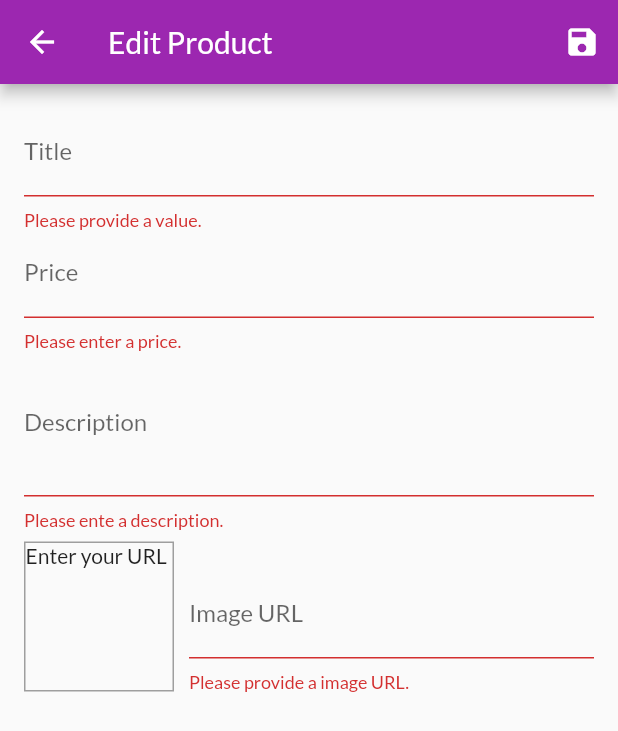
After one commit to Brijesh-Saw/my_shop, a Flutter app: the EditProductScreen screen opened by its route, after a tap on the "save" icon, on a phone screen of 412 x 824 dp. The commit adds this screen. Shown: the top 731 px of the screen. Run offline on Flutter 3.47's test engine with Material 2 defaults, Android fonts, the phone set to English and light mode, and no system bars; network calls fail.

Commit message:
initial commit

```diff
--- a/lib/providers/products.dart
+++ b/lib/providers/products.dart
@@ -64,8 +64,32 @@ class Products with ChangeNotifier {
   //   notifyListeners();
   // }
 
-  void addProduct() {
+  void addProduct(Product product) {
     // _items.add(value);
+    final newProduct = Product(
+      id: DateTime.now().toString(),
+      title: product.title,
+      description: product.description,
+      price: product.price,
+      imageUrl: product.imageUrl,
+    );
+    _items.add(newProduct);
+    // _items.insert(0, newProduct);            to add at the begining
+    notifyListeners();
+  }
+
+  void updateProduct(String id, Product product) {
+    final prodIndex = _items.indexWhere((prod) => prod.id == id);
+    if (prodIndex >= 0) {
+      _items[prodIndex] = product;
+      notifyListeners();
+    } else {
+      print("......");
+    }
+  }
+
+  void deleteProduct(String id) {
+    _items.removeWhere((product) => product.id == id);
     notifyListeners();
   }
 }
--- /dev/null
+++ b/lib/screens/edit_product_screen.dart
@@ -0,0 +1,267 @@
+import 'package:flutter/material.dart';
+import 'package:my_shop/providers/product.dart';
+import 'package:my_shop/providers/products.dart';
+import 'package:provider/provider.dart';
+
+class EditProductScreen extends StatefulWidget {
+  static const routeName = '/edit-product';
+  @override
+  _EditProductScreenState createState() => _EditProductScreenState();
+}
+
+class _EditProductScreenState extends State<EditProductScreen> {
+  final _priceFocusNode = FocusNode();
+  final _descriptionFocusNode = FocusNode();
+  final _imageUrlController = TextEditingController();
+  final _imageUrlFocusNode = FocusNode();
+  final _form = GlobalKey<FormState>();
+  var _editedProduct = Product(
+    id: null,
+    title: '',
+    description: '',
+    price: 0,
+    imageUrl: '',
+  );
+  var _initValues = {
+    'title': '',
+    'description': '',
+    'price': '',
+    'imageUrl': ''
+  };
+  var _isInit = true;
+
+  @override
+  void initState() {
+    _imageUrlFocusNode.addListener(_updateImageUrl);
+    super.initState();
+  }
+
+  @override
+  void didChangeDependencies() {
+    if (_isInit) {
+      final productId = ModalRoute.of(context).settings.arguments as String;
+      if (productId != null) {
+        _editedProduct =
+            Provider.of<Products>(context, listen: false).findById(productId);
+        _initValues = {
+          'title': _editedProduct.title,
+          'description': _editedProduct.description,
+          'price': _editedProduct.price.toString(),
+          // 'imageUrl': _editedProduct.imageUrl,
+          'imageUrl': ''
+        };
+        _imageUrlController.text = _editedProduct.imageUrl;
+      }
+    }
+    _isInit = false;
+    super.didChangeDependencies();
+  }
+
+  @override
+  void dispose() {
+    _imageUrlFocusNode.removeListener(_updateImageUrl);
+    _priceFocusNode.dispose();
+    _descriptionFocusNode.dispose();
+    _imageUrlController.dispose();
+    _imageUrlFocusNode.dispose();
+    super.dispose();
+  }
+
+  void _updateImageUrl() {
+    if (!_imageUrlFocusNode.hasFocus) {
+      if ((!_imageUrlController.text.startsWith('http') &&
+              !_imageUrlController.text.startsWith('https')) ||
+          (!_imageUrlController.text.endsWith('.png') &&
+              !_imageUrlController.text.endsWith('.jpg') &&
+              !_imageUrlController.text.endsWith('.jpeg'))) {
+        return;
+      }
+      setState(() {});
+    }
+  }
+
+  void _saveForm() {
+    final isValid = _form.currentState.validate();
+    if (isValid) {
+      _form.currentState.save();
+      if (_editedProduct.id != null) {
+        Provider.of<Products>(context, listen: false)
+            .updateProduct(_editedProduct.id, _editedProduct);
+      } else {
+        Provider.of<Products>(context, listen: false)
+            .addProduct(_editedProduct);
+      }
+      Navigator.of(context).pop();
+    }
+  }
+
+  @override
+  Widget build(BuildContext context) {
+    return Scaffold(
+      appBar: AppBar(
+        title: Text("Edit Product"),
+        actions: <Widget>[
+          IconButton(
+            icon: Icon(Icons.save),
+            onPressed: _saveForm,
+          )
+        ],
+      ),
+      body: Padding(
+        padding: const EdgeInsets.all(16.0),
+        child: Form(
+          key: _form,
+          child: ListView(
+            children: <Widget>[
+              TextFormField(
+                initialValue: _initValues['title'],
+                decoration: InputDecoration(labelText: 'Title'),
+                textInputAction: TextInputAction.next,
+                onFieldSubmitted: (_) {
+                  FocusScope.of(context).requestFocus(_priceFocusNode);
+                },
+                validator: (value) {
+                  if (value.isEmpty) {
+                    return "Please provide a value.";
+                  }
+                  return null;
+                },
+                onSaved: (value) {
+                  _editedProduct = Product(
+                    id: _editedProduct.id,
+                    title: value,
+                    description: _editedProduct.description,
+                    price: _editedProduct.price,
+                    imageUrl: _editedProduct.imageUrl,
+                    isFavorite: _editedProduct.isFavorite,
+                  );
+                },
+              ),
+              TextFormField(
+                initialValue: _initValues['price'],
+                decoration: InputDecoration(labelText: 'Price'),
+                textInputAction: TextInputAction.next,
+                keyboardType: TextInputType.number,
+                focusNode: _priceFocusNode,
+                onFieldSubmitted: (_) {
+                  FocusScope.of(context).requestFocus(_descriptionFocusNode);
+                },
+                validator: (value) {
+                  if (value.isEmpty) {
+                    return "Please enter a price.";
+                  }
+                  if (double.tryParse(value) == null) {
+                    return "Please enter a valid price.";
+                  }
+                  if (double.tryParse(value) <= 0) {
+                    return "Please enter a number greater zero.";
+                  }
+                  return null;
+                },
+                onSaved: (value) {
+                  _editedProduct = Product(
+                    id: _editedProduct.id,
+                    title: _editedProduct.title,
+                    description: _editedProduct.description,
+                    price: double.parse(value),
+                    imageUrl: _editedProduct.imageUrl,
+                    isFavorite: _editedProduct.isFavorite,
+                  );
+                },
+              ),
+              TextFormField(
+                initialValue: _initValues['description'],
+                decoration: InputDecoration(labelText: 'Description'),
+                maxLines: 3,
+                keyboardType: TextInputType.multiline,
+                focusNode: _descriptionFocusNode,
+                validator: (value) {
+                  if (value.isEmpty) {
+                    return "Please ente a description.";
+                  }
+                  if (value.length < 20) {
+                    return "Description should be at least 20 characters long.";
+                  }
+                  return null;
+                },
+                onSaved: (value) {
+                  _editedProduct = Product(
+                    id: _editedProduct.id,
+                    title: _editedProduct.title,
+                    description: value,
+                    price: _editedProduct.price,
+                    imageUrl: _editedProduct.imageUrl,
+                    isFavorite: _editedProduct.isFavorite,
+                  );
+                },
+              ),
+              Row(
+                crossAxisAlignment: CrossAxisAlignment.end,
+                children: <Widget>[
+                  Container(
+                    width: 100,
+                    height: 100,
+                    margin: EdgeInsets.only(top: 8, right: 10),
+                    decoration: BoxDecoration(
+                      border: Border.all(
+                        width: 1,
+                        color: Colors.grey,
+                      ),
+                    ),
+                    child: _imageUrlController.text.isEmpty
+                        ? Text(
+                            'Enter your URL',
+                          )
+                        : FittedBox(
+                            child: Image.network(
+                              _imageUrlController.text,
+                              fit: BoxFit.cover,
+                            ),
+                          ),
+                  ),
+                  Expanded(
+                    child: TextFormField(
+                      decoration: InputDecoration(labelText: 'Image URL'),
+                      keyboardType: TextInputType.url,
+                      textInputAction: TextInputAction.done,
+                      controller: _imageUrlController,
+                      focusNode: _imageUrlFocusNode,
+                      onFieldSubmitted: (_) {
+                        _saveForm();
+                      },
+                      validator: (value) {
+                        if (value.isEmpty) {
+                          return "Please provide a image URL.";
+                        }
+                        if (!value.startsWith('http') &&
+                            !value.startsWith('https')) {
+                          return "Please provide a valid URL.";
+                        }
+                        if (!value.endsWith('.png') &&
+                            !value.endsWith('.jpg') &&
+                            !value.endsWith('.jpeg')) {
+                          return "Please provide a valid image URL.";
+                        }
+                        return null;
+                      },
+                      onSaved: (value) {
+                        _editedProduct = Product(
+                          id: _editedProduct.id,
+                          title: _editedProduct.title,
+                          description: _editedProduct.description,
+                          price: _editedProduct.price,
+                          imageUrl: value,
+                          isFavorite: _editedProduct.isFavorite,
+                        );
+                      },
+                    ),
+                  )
+                ],
+              )
+            ],
+          ),
+        ),
+      ),
+    );
+  }
+}
--- a/lib/widgets/app_drawer.dart
+++ b/lib/widgets/app_drawer.dart
@@ -1,5 +1,6 @@
 import 'package:flutter/material.dart';
-import 'package:my_shop/screens/orders_screen.dart';
+import '../screens/orders_screen.dart';
+import '../screens/user_products_screen.dart';
 
 class AppDrawer extends StatelessWidget {
   @override
@@ -28,6 +29,15 @@ class AppDrawer extends StatelessWidget {
                   .pushReplacementNamed(OrdersScreen.routeName);
             },
           ),
+          Divider(),
+          ListTile(
+            leading: Icon(Icons.edit),
+            title: Text("Manage Products"),
+            onTap: () {
+              Navigator.of(context)
+                  .pushReplacementNamed(UserProductsScreen.routeName);
+            },
+          ),
         ],
       ),
     );
```
Also changed, not shown: lib/main.dart (+9 -4 lines), lib/providers/cart.dart (+20 -0 lines), lib/screens/user_products_screen.dart (added, +40 -0 lines), lib/widgets/cart_item.dart (+21 -0 lines), lib/widgets/product_item.dart (+11 -0 lines), lib/widgets/user_product_item.dart (added, +42 -0 lines).
